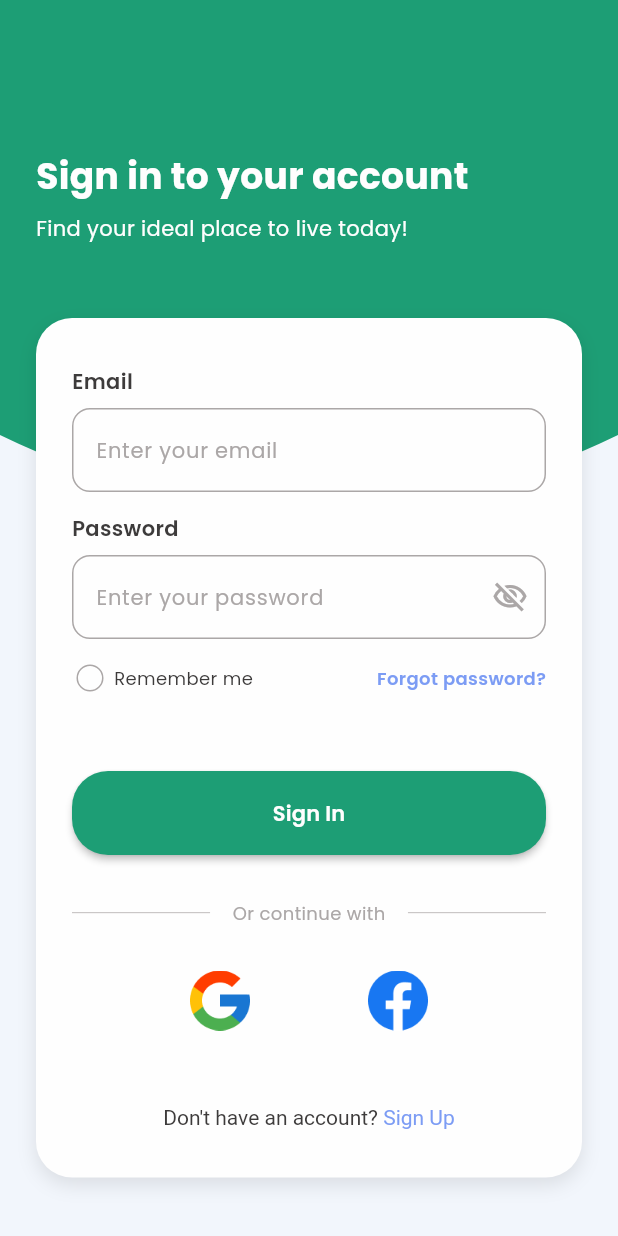
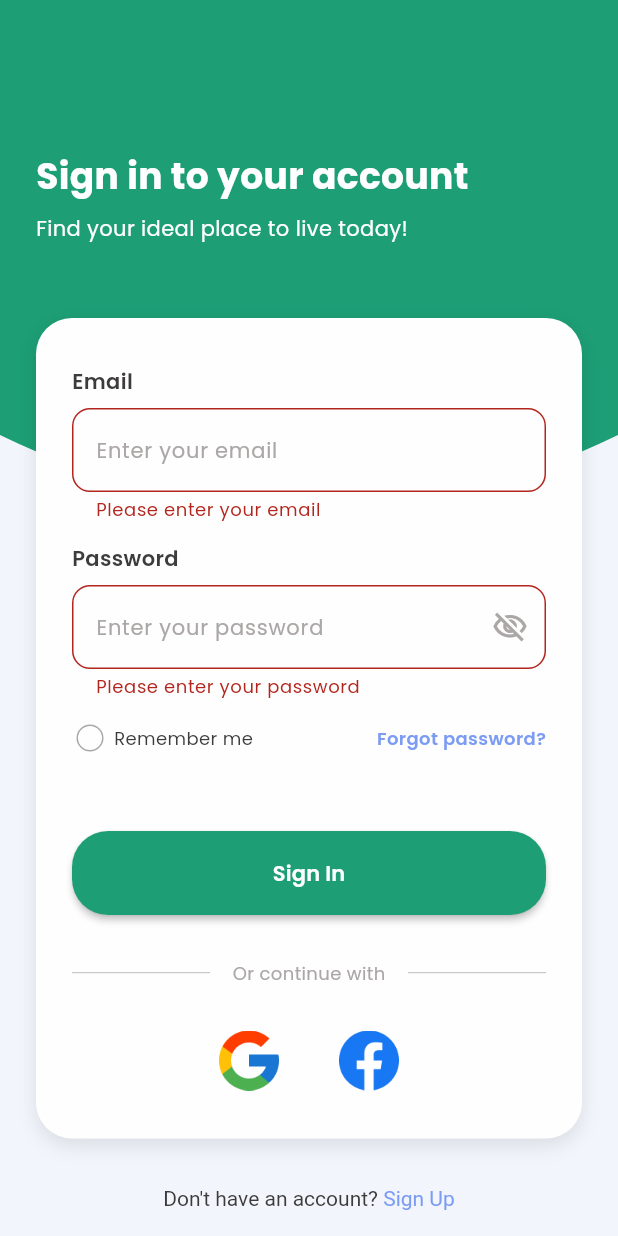
Before and after one commit to riganfauzi/hunian_app, a Flutter app: the screen it shows after launch, after a tap on "Sign In", on a phone screen of 412 x 824 dp. Run offline on Flutter 3.47's test engine with Material 3 defaults, Android fonts, the phone set to English and light mode, and no system bars; our stand-ins replace google_fonts.

Commit message:
feat: add form validation to login screen

```diff
--- a/lib/screens/login_screen.dart
+++ b/lib/screens/login_screen.dart
@@ -14,6 +14,16 @@ class LoginScreen extends StatefulWidget {
 
 class _LoginScreenState extends State<LoginScreen> {
   bool _rememberMe = false;
+  final _formKey = GlobalKey<FormState>();
+  final _emailController = TextEditingController();
+  final _passwordController = TextEditingController();
+
+  @override
+  void dispose() {
+    _emailController.dispose();
+    _passwordController.dispose();
+    super.dispose();
+  }
 
   @override
   Widget build(BuildContext context) {
@@ -27,8 +37,15 @@ class _LoginScreenState extends State<LoginScreen> {
             clipper: BottomCurveClipper(),
             child: Container(height: 350, color: AppColors.primaryColor),
           ),
-          Padding(
-            padding: const EdgeInsets.only(right: 24.0, left: 24.0, top: 100.0),
+          SingleChildScrollView(
+            scrollDirection: Axis.vertical,
+            child: Padding(
+              padding: const EdgeInsets.only(
+                right: 24.0,
+                left: 24.0,
+                top: 100.0,
+                bottom: 24.0,
+              ),
               child: Column(
                 crossAxisAlignment: CrossAxisAlignment.start,
                 children: [
@@ -51,7 +68,7 @@ class _LoginScreenState extends State<LoginScreen> {
                     ],
                   ),
                   const SizedBox(height: 50),
-
+                  // Form login card
                   Container(
                     width: mediaQuery.size.width,
                     padding: const EdgeInsets.symmetric(
@@ -69,18 +86,42 @@ class _LoginScreenState extends State<LoginScreen> {
                         ),
                       ],
                     ),
+                    child: Form(
+                      key: _formKey,
                       child: Column(
                         children: [
                           CustomTextField(
                             label: 'Email',
                             hintText: 'Enter your email',
                             keyboardType: TextInputType.emailAddress,
+                            controller: _emailController,
+                            validator: (value) {
+                              if (value == null || value.isEmpty) {
+                                return 'Please enter your email';
+                              }
+                              if (!RegExp(
+                                r'^[^@]+@[^@]+\.[^@]+',
+                              ).hasMatch(value)) {
+                                return 'Please enter a valid email';
+                              }
+                              return null;
+                            },
                           ),
                           const SizedBox(height: 14),
                           CustomTextField(
                             label: 'Password',
                             hintText: 'Enter your password',
                             isPassword: true,
+                            controller: _passwordController,
+                            validator: (value) {
+                              if (value == null || value.isEmpty) {
+                                return 'Please enter your password';
+                              }
+                              if (value.length < 8) {
+                                return 'Password at least 8 characters';
+                              }
+                              return null;
+                            },
                           ),
                           const SizedBox(height: 14),
                           Row(
@@ -126,7 +167,15 @@ class _LoginScreenState extends State<LoginScreen> {
                           CustomButton(
                             text: 'Sign In',
                             isLoading: false,
-                        onPressed: () {},
+                            onPressed: () {
+                              if (_formKey.currentState!.validate()) {
+                                ScaffoldMessenger.of(context).showSnackBar(
+                                  const SnackBar(
+                                    content: Text('Login berhasil (dummy)'),
+                                  ),
+                                );
+                              }
+                            },
                           ),
                           const SizedBox(height: 30),
                           // Divider
@@ -139,7 +188,9 @@ class _LoginScreenState extends State<LoginScreen> {
                                 ),
                               ),
                               Padding(
-                            padding: const EdgeInsets.symmetric(horizontal: 15),
+                                padding: const EdgeInsets.symmetric(
+                                  horizontal: 15,
+                                ),
                                 child: Text(
                                   'Or continue with',
                                   style: AppTextStyles.bodySecondary.copyWith(
@@ -157,13 +208,14 @@ class _LoginScreenState extends State<LoginScreen> {
                           ),
                           const SizedBox(height: 30),
                           Row(
-                        mainAxisAlignment: MainAxisAlignment.spaceEvenly,
+                            mainAxisAlignment: MainAxisAlignment.center,
                             children: [
                               Image.asset(
                                 'assets/icons/google_icon.png',
                                 width: 40,
                                 height: 40,
                               ),
+                              const SizedBox(width: 40),
                               Image.asset(
                                 'assets/icons/facebook_icon.png',
                                 width: 40,
@@ -171,7 +223,11 @@ class _LoginScreenState extends State<LoginScreen> {
                               ),
                             ],
                           ),
-                      const SizedBox(height: 50),
+                        ],
+                      ),
+                    ),
+                  ),
+                  const SizedBox(height: 32),
                   Center(
                     child: GestureDetector(
                       onTap: () {
@@ -183,9 +239,7 @@ class _LoginScreenState extends State<LoginScreen> {
                           children: [
                             const TextSpan(
                               text: "Don't have an account? ",
-                                  style: TextStyle(
-                                    color: AppColors.textPrimary,
-                                  ),
+                              style: TextStyle(color: AppColors.textPrimary),
                             ),
                             TextSpan(
                               text: 'Sign Up',
@@ -202,8 +256,6 @@ class _LoginScreenState extends State<LoginScreen> {
                 ],
               ),
             ),
-              ],
-            ),
           ),
         ],
       ),
```
Lines whose indentation alone changed are shown as unchanged.
